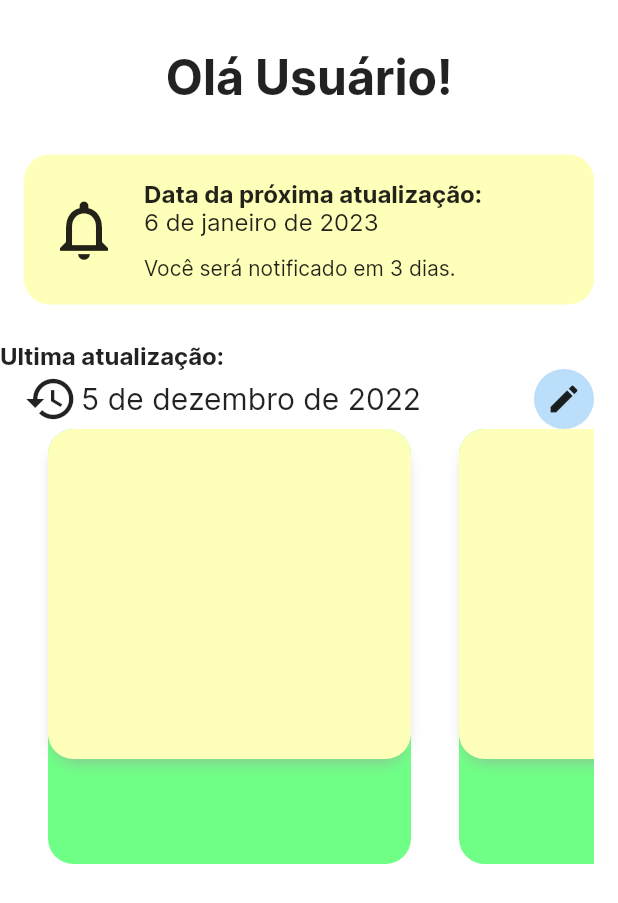
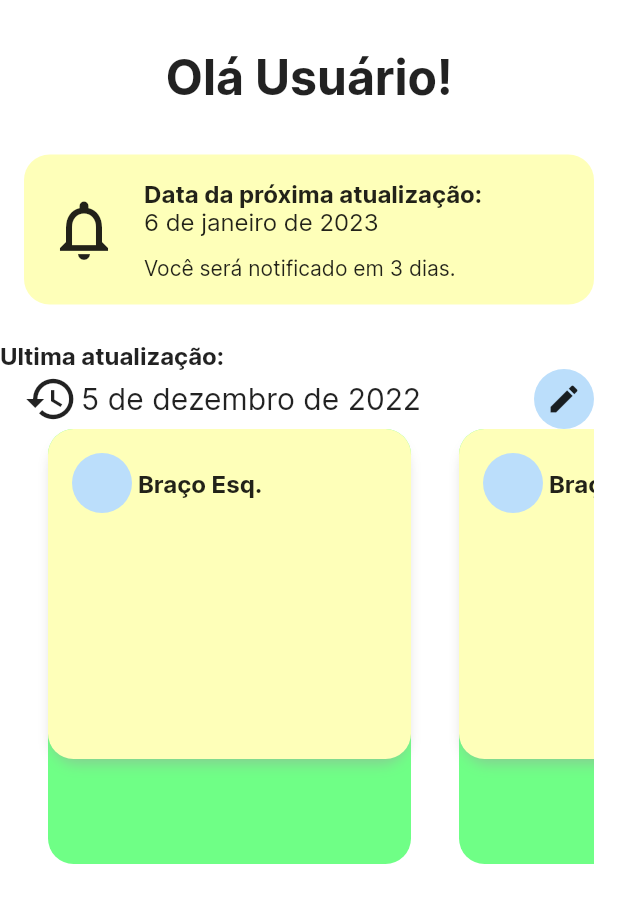
Before and after one commit to RodrigoUchoa001/workout-assistant, a Flutter app: the screen it shows after launch, on a phone screen of 412 x 824 dp. Shown: the top 903 px of the screen. Run offline on Flutter 3.47's test engine with Material 2 defaults, Android fonts, the phone set to English and light mode, and no system bars.

Commit message:
criado titulo do container de ultimas medidas

```diff
--- a/lib/widgets/container_de_exibicao_de_ultimas_medidas.dart
+++ b/lib/widgets/container_de_exibicao_de_ultimas_medidas.dart
@@ -42,13 +42,12 @@ class ContainerDeExibicaoDeUltimasMedidas extends StatelessWidget {
                   children: [
                     ContainerDeInfo(
                       corDeFundo: const Color(0xFF6FFF86),
-                      conteudo: Container(),
                       comprimento: 242,
                       altura: 290,
+                      conteudo: Container(),
                     ),
                     ContainerDeInfo(
                       corDeFundo: Theme.of(context).primaryColor,
-                      conteudo: Container(),
                       comprimento: 242,
                       altura: 220,
                       configSombra: BoxShadow(
@@ -56,6 +55,19 @@ class ContainerDeExibicaoDeUltimasMedidas extends StatelessWidget {
                         spreadRadius: -3,
                         blurRadius: 7,
                         offset: const Offset(0, 6),
+                      ),
+                      conteudo: Column(
+                        children: [
+                          Row(
+                            children: const [
+                              CircleAvatar(),
+                              Padding(
+                                padding: EdgeInsets.symmetric(horizontal: 4),
+                                child: Text('Braço Esq.'),
+                              ),
+                            ],
+                          ),
+                        ],
                       ),
                     ),
                   ],
```
